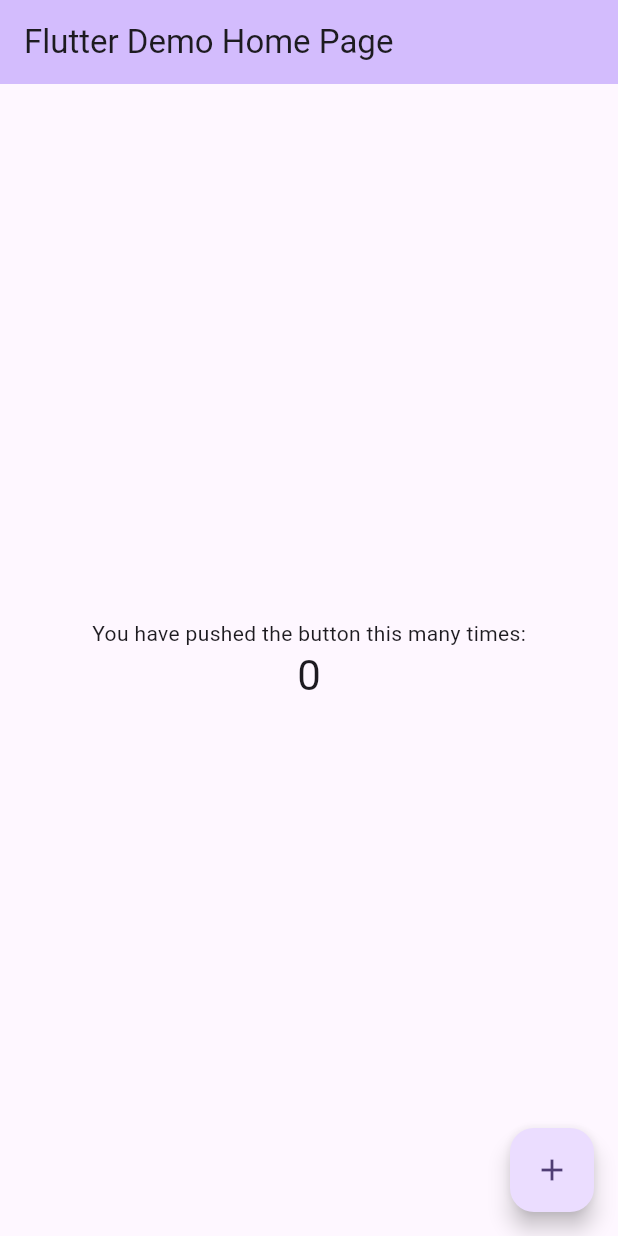
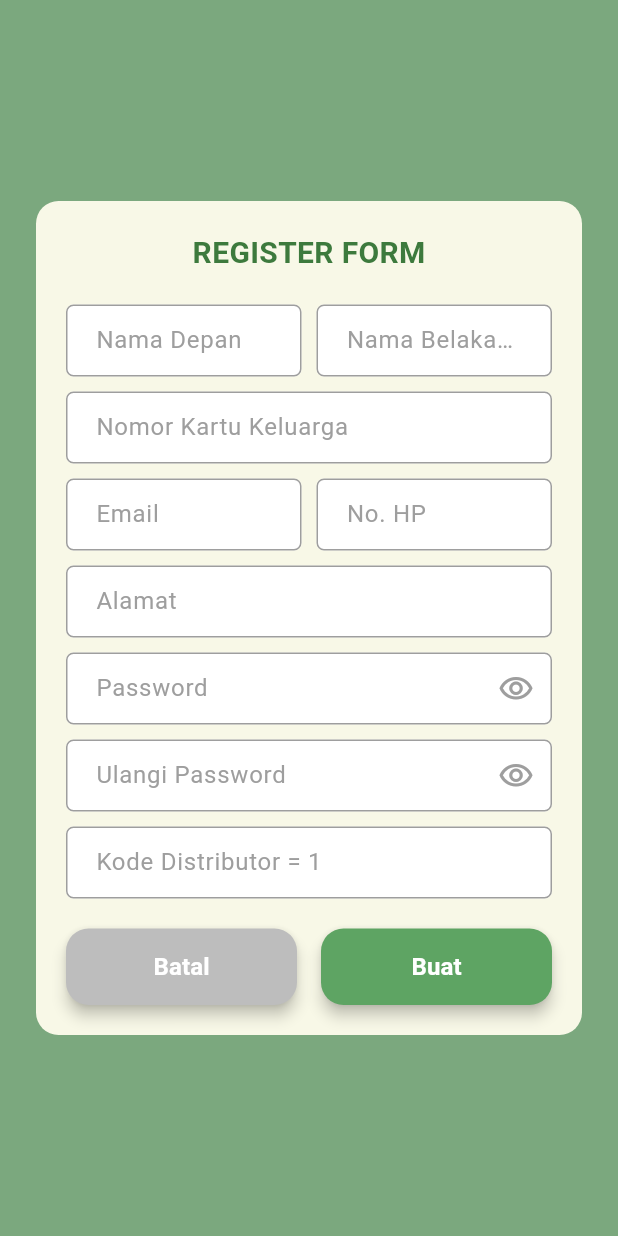
Before and after one commit to marrrunja/project-mobile-gasku, a Flutter app: the screen it shows after launch, on a phone screen of 412 x 824 dp. Run offline on Flutter 3.47's test engine with Material 3 defaults, Android fonts, the phone set to English and light mode, and no system bars.

Commit message:
halaman make distributor

```diff
--- a/lib/main.dart
+++ b/lib/main.dart
@@ -1,4 +1,5 @@
 import 'package:flutter/material.dart';
+import 'pages/admin/makedistributor.dart'; // pastikan file register_page.dart disimpan di folder lib/
 
 void main() {
   runApp(const MyApp());
@@ -7,116 +8,16 @@ void main() {
 class MyApp extends StatelessWidget {
   const MyApp({super.key});
 
-  // This widget is the root of your application.
   @override
   Widget build(BuildContext context) {
     return MaterialApp(
-      title: 'Flutter Demo',
+      debugShowCheckedModeBanner: false, // hilangkan banner debug
+      title: 'Halaman Registrasi Distributor',
       theme: ThemeData(
-        // This is the theme of your application.
-        //
-        // TRY THIS: Try running your application with "flutter run". You'll see
-        // the application has a purple toolbar. Then, without quitting the app,
-        // try changing the seedColor in the colorScheme below to Colors.green
-        // and then invoke "hot reload" (save your changes or press the "hot
-        // reload" button in a Flutter-supported IDE, or press "r" if you used
-        // the command line to start the app).
-        //
-        // Notice that the counter didn't reset back to zero; the application
-        // state is not lost during the reload. To reset the state, use hot
-        // restart instead.
-        //
-        // This works for code too, not just values: Most code changes can be
-        // tested with just a hot reload.
-        colorScheme: ColorScheme.fromSeed(seedColor: Colors.deepPurple),
+        colorScheme: ColorScheme.fromSeed(seedColor: Colors.green),
+        useMaterial3: true,
       ),
-      home: const MyHomePage(title: 'Flutter Demo Home Page'),
+      home: const RegisterDistributorPage(), // arahkan ke halaman register
     );
   }
 }
-
-class MyHomePage extends StatefulWidget {
-  const MyHomePage({super.key, required this.title});
-
-  // This widget is the home page of your application. It is stateful, meaning
-  // that it has a State object (defined below) that contains fields that affect
-  // how it looks.
-
-  // This class is the configuration for the state. It holds the values (in this
-  // case the title) provided by the parent (in this case the App widget) and
-  // used by the build method of the State. Fields in a Widget subclass are
-  // always marked "final".
-
-  final String title;
-
-  @override
-  State<MyHomePage> createState() => _MyHomePageState();
-}
-
-class _MyHomePageState extends State<MyHomePage> {
-  int _counter = 0;
-
-  void _incrementCounter() {
-    setState(() {
-      // This call to setState tells the Flutter framework that something has
-      // changed in this State, which causes it to rerun the build method below
-      // so that the display can reflect the updated values. If we changed
-      // _counter without calling setState(), then the build method would not be
-      // called again, and so nothing would appear to happen.
-      _counter++;
-    });
-  }
-
-  @override
-  Widget build(BuildContext context) {
-    // This method is rerun every time setState is called, for instance as done
-    // by the _incrementCounter method above.
-    //
-    // The Flutter framework has been optimized to make rerunning build methods
-    // fast, so that you can just rebuild anything that needs updating rather
-    // than having to individually change instances of widgets.
-    return Scaffold(
-      appBar: AppBar(
-        // TRY THIS: Try changing the color here to a specific color (to
-        // Colors.amber, perhaps?) and trigger a hot reload to see the AppBar
-        // change color while the other colors stay the same.
-        backgroundColor: Theme.of(context).colorScheme.inversePrimary,
-        // Here we take the value from the MyHomePage object that was created by
-        // the App.build method, and use it to set our appbar title.
-        title: Text(widget.title),
-      ),
-      body: Center(
-        // Center is a layout widget. It takes a single child and positions it
-        // in the middle of the parent.
-        child: Column(
-          // Column is also a layout widget. It takes a list of children and
-          // arranges them vertically. By default, it sizes itself to fit its
-          // children horizontally, and tries to be as tall as its parent.
-          //
-          // Column has various properties to control how it sizes itself and
-          // how it positions its children. Here we use mainAxisAlignment to
-          // center the children vertically; the main axis here is the vertical
-          // axis because Columns are vertical (the cross axis would be
-          // horizontal).
-          //
-          // TRY THIS: Invoke "debug painting" (choose the "Toggle Debug Paint"
-          // action in the IDE, or press "p" in the console), to see the
-          // wireframe for each widget.
-          mainAxisAlignment: MainAxisAlignment.center,
-          children: <Widget>[
-            const Text('You have pushed the button this many times:'),
-            Text(
-              '$_counter',
-              style: Theme.of(context).textTheme.headlineMedium,
-            ),
-          ],
-        ),
-      ),
-      floatingActionButton: FloatingActionButton(
-        onPressed: _incrementCounter,
-        tooltip: 'Increment',
-        child: const Icon(Icons.add),
-      ), // This trailing comma makes auto-formatting nicer for build methods.
-    );
-  }
-}
--- /dev/null
+++ b/lib/pages/admin/makedistributor.dart
@@ -0,0 +1,150 @@
+import 'package:flutter/material.dart';
+
+class RegisterDistributorPage extends StatelessWidget {
+  const RegisterDistributorPage({super.key});
+
+  @override
+  Widget build(BuildContext context) {
+    return Scaffold(
+      backgroundColor: const Color(0xFF7BA87E), // warna hijau latar belakang
+      body: SafeArea(
+        child: Center(
+          child: SingleChildScrollView(
+            padding: const EdgeInsets.symmetric(horizontal: 24, vertical: 16),
+            child: Container(
+              padding: const EdgeInsets.all(20),
+              decoration: BoxDecoration(
+                color: const Color(0xFFF8F8E7), // warna putih kekuningan
+                borderRadius: BorderRadius.circular(15),
+              ),
+              child: Column(
+                mainAxisSize: MainAxisSize.min,
+                children: [
+                  const Text(
+                    'REGISTER FORM',
+                    style: TextStyle(
+                      color: Color(0xFF3D7A3D),
+                      fontWeight: FontWeight.bold,
+                      fontSize: 20,
+                    ),
+                  ),
+                  const SizedBox(height: 20),
+
+                  // Nama depan & nama belakang
+                  Row(
+                    children: [
+                      Expanded(child: _buildInputField('Nama Depan')),
+                      const SizedBox(width: 10),
+                      Expanded(child: _buildInputField('Nama Belakang')),
+                    ],
+                  ),
+                  const SizedBox(height: 10),
+
+                  _buildInputField('Nomor Kartu Keluarga'),
+                  const SizedBox(height: 10),
+
+                  // Email & no HP
+                  Row(
+                    children: [
+                      Expanded(child: _buildInputField('Email')),
+                      const SizedBox(width: 10),
+                      Expanded(child: _buildInputField('No. HP')),
+                    ],
+                  ),
+                  const SizedBox(height: 10),
+
+                  _buildInputField('Alamat'),
+                  const SizedBox(height: 10),
+
+                  _buildInputField('Password', isPassword: true),
+                  const SizedBox(height: 10),
+
+                  _buildInputField('Ulangi Password', isPassword: true),
+                  const SizedBox(height: 10),
+
+                  _buildInputField('Kode Distributor = 1'),
+                  const SizedBox(height: 20),
+
+                  // Tombol Batal & Buat
+                  Row(
+                    mainAxisAlignment: MainAxisAlignment.spaceEvenly,
+                    children: [
+                      Expanded(
+                        child: ElevatedButton(
+                          onPressed: () {},
+                          style: ElevatedButton.styleFrom(
+                            backgroundColor: Colors.grey.shade400,
+                            padding: const EdgeInsets.symmetric(vertical: 14),
+                            shape: RoundedRectangleBorder(
+                              borderRadius: BorderRadius.circular(15),
+                            ),
+                            elevation: 4,
+                          ),
+                          child: const Text(
+                            'Batal',
+                            style: TextStyle(
+                              color: Colors.white,
+                              fontWeight: FontWeight.bold,
+                              fontSize: 16,
+                            ),
+                          ),
+                        ),
+                      ),
+                      const SizedBox(width: 16),
+                      Expanded(
+                        child: ElevatedButton(
+                          onPressed: () {},
+                          style: ElevatedButton.styleFrom(
+                            backgroundColor: const Color(0xFF5EA463),
+                            padding: const EdgeInsets.symmetric(vertical: 14),
+                            shape: RoundedRectangleBorder(
+                              borderRadius: BorderRadius.circular(15),
+                            ),
+                            elevation: 4,
+                          ),
+                          child: const Text(
+                            'Buat',
+                            style: TextStyle(
+                              color: Colors.white,
+                              fontWeight: FontWeight.bold,
+                              fontSize: 16,
+                            ),
+                          ),
+                        ),
+                      ),
+                    ],
+                  ),
+                ],
+              ),
+            ),
+          ),
+        ),
+      ),
+    );
+  }
+
+  // Widget helper untuk textfield
+  static Widget _buildInputField(String label, {bool isPassword = false}) {
+    return TextField(
+      obscureText: isPassword,
+      decoration: InputDecoration(
+        labelText: label,
+        labelStyle: const TextStyle(color: Colors.grey),
+        filled: true,
+        fillColor: Colors.white,
+        contentPadding: const EdgeInsets.symmetric(horizontal: 16, vertical: 12),
+        enabledBorder: OutlineInputBorder(
+          borderRadius: BorderRadius.circular(5),
+          borderSide: const BorderSide(color: Colors.grey),
+        ),
+        focusedBorder: OutlineInputBorder(
+          borderRadius: BorderRadius.circular(5),
+          borderSide: const BorderSide(color: Color(0xFF5EA463)),
+        ),
+        suffixIcon: isPassword
+            ? const Icon(Icons.visibility_outlined, color: Colors.grey)
+            : null,
+      ),
+    );
+  }
+}
```
